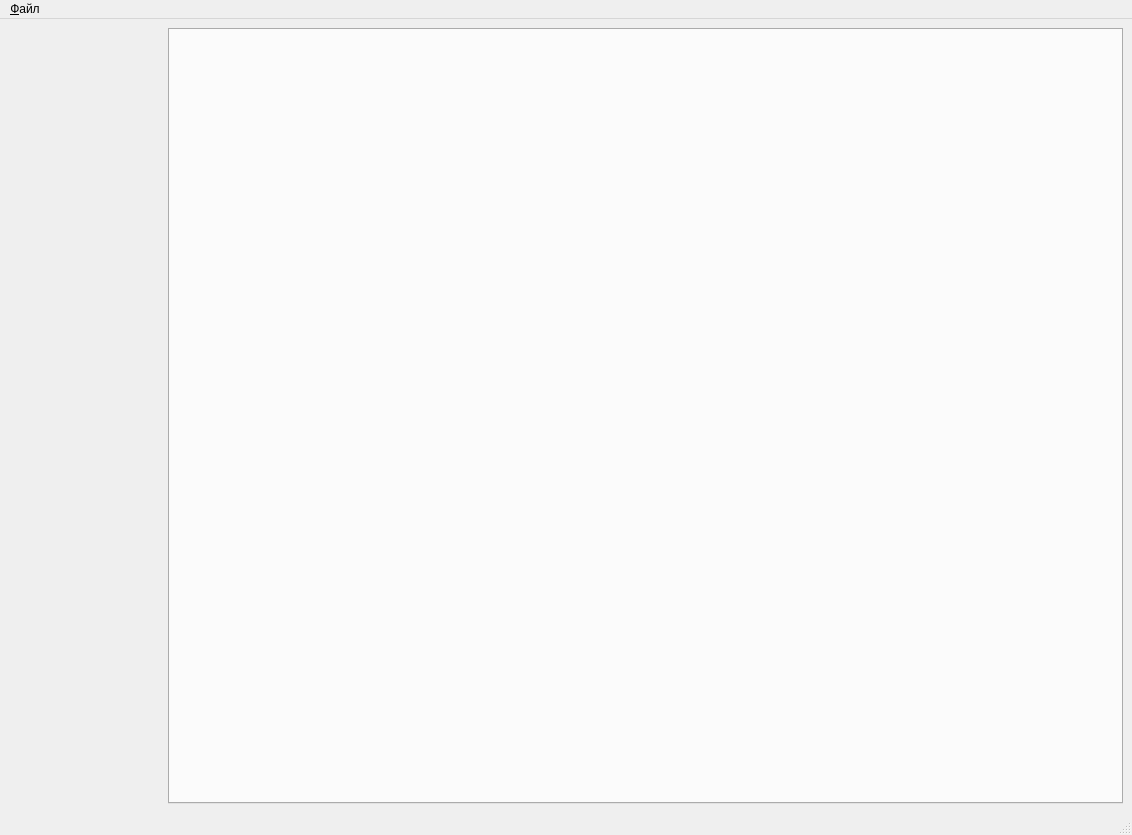
First picture: the form in mainwindow.ui, repository igrekus/psm_digital_measure, before the edit.
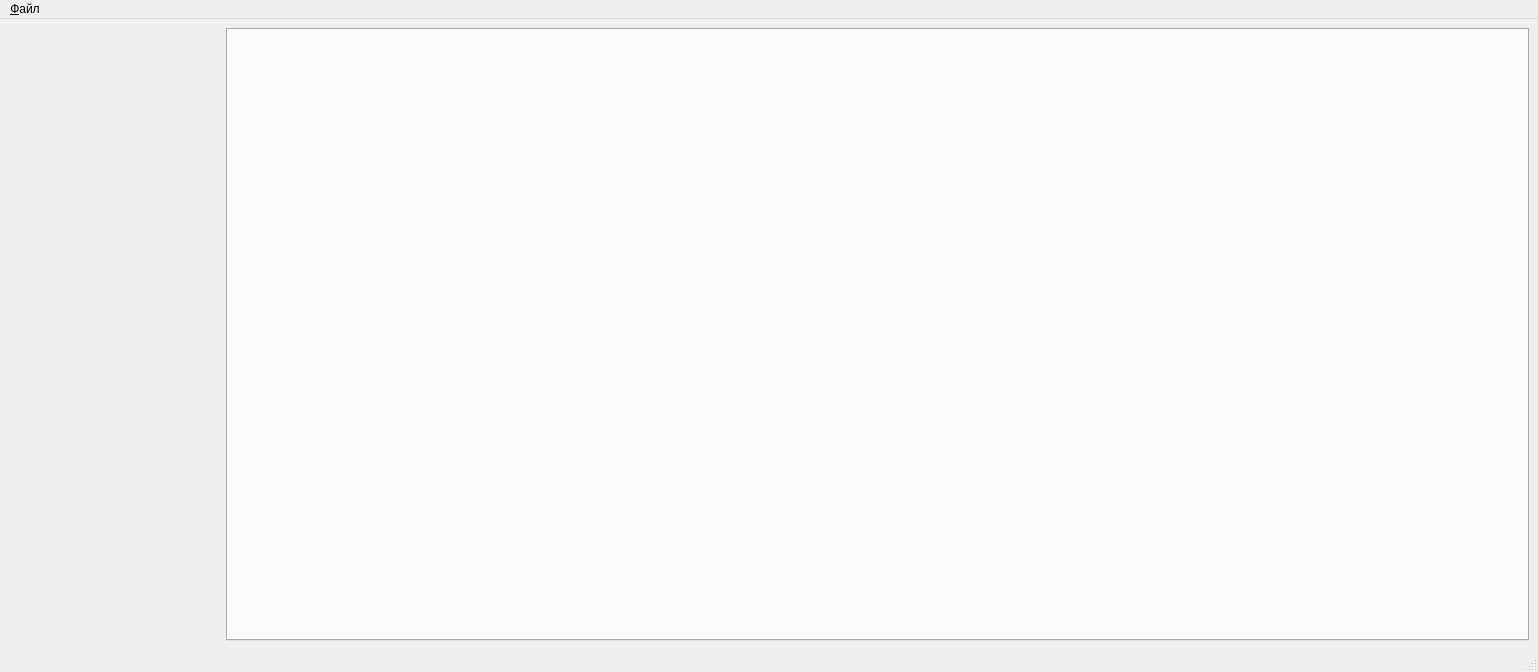
Second picture: the form after the edit.

Commit message: MISC: widen plot area

The edit to the form file:
```diff
--- a/mainwindow.ui
+++ b/mainwindow.ui
@@ -6,8 +6,8 @@
    <rect>
     <x>0</x>
     <y>0</y>
-    <width>1132</width>
-    <height>835</height>
+    <width>1538</width>
+    <height>672</height>
    </rect>
   </property>
   <property name="windowTitle">
@@ -49,7 +49,7 @@
     <rect>
      <x>0</x>
      <y>0</y>
-     <width>1132</width>
+     <width>1538</width>
      <height>21</height>
     </rect>
    </property>
```
